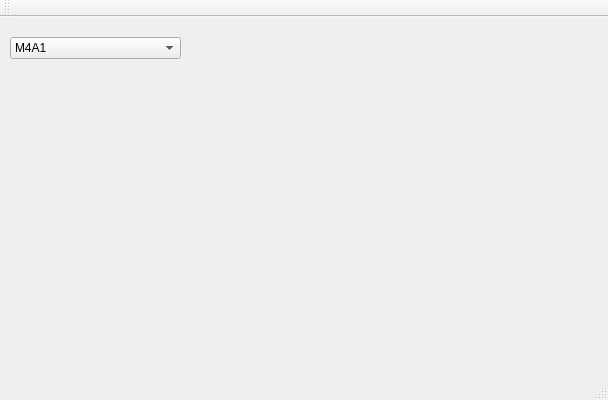
Qt form QtEftHelper.ui (reddote/Qt_EFT_helper) before a commit.
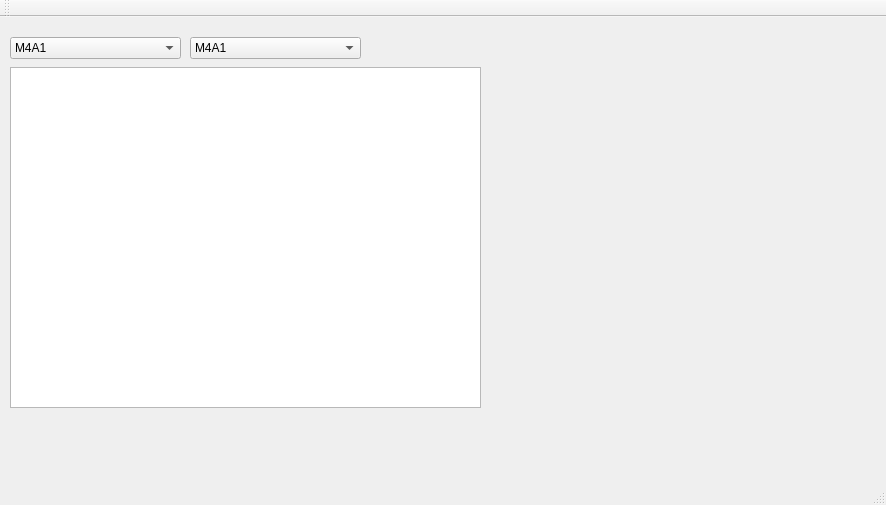
The same form after that commit.

Commit message: weapon bullet selection for combo box is added

The edit to the form file:
```diff
--- a/QtEftHelper.ui
+++ b/QtEftHelper.ui
@@ -6,8 +6,8 @@
    <rect>
     <x>0</x>
     <y>0</y>
-    <width>608</width>
-    <height>400</height>
+    <width>886</width>
+    <height>505</height>
    </rect>
   </property>
   <property name="windowTitle">
@@ -34,6 +34,36 @@
      </property>
     </item>
    </widget>
+   <widget class="QTableView" name="bulletTable">
+    <property name="geometry">
+     <rect>
+      <x>10</x>
+      <y>50</y>
+      <width>471</width>
+      <height>341</height>
+     </rect>
+    </property>
+   </widget>
+   <widget class="QComboBox" name="bulletComboBox">
+    <property name="geometry">
+     <rect>
+      <x>190</x>
+      <y>20</y>
+      <width>171</width>
+      <height>22</height>
+     </rect>
+    </property>
+    <item>
+     <property name="text">
+      <string>M4A1</string>
+     </property>
+    </item>
+    <item>
+     <property name="text">
+      <string>Mp5</string>
+     </property>
+    </item>
+   </widget>
   </widget>
   <widget class="QMenuBar" name="menuBar">
    <property name="geometry">
```
Left out of the diff: 4 changed lines with no effect on the pictures. The commit also changes 4 other files.
